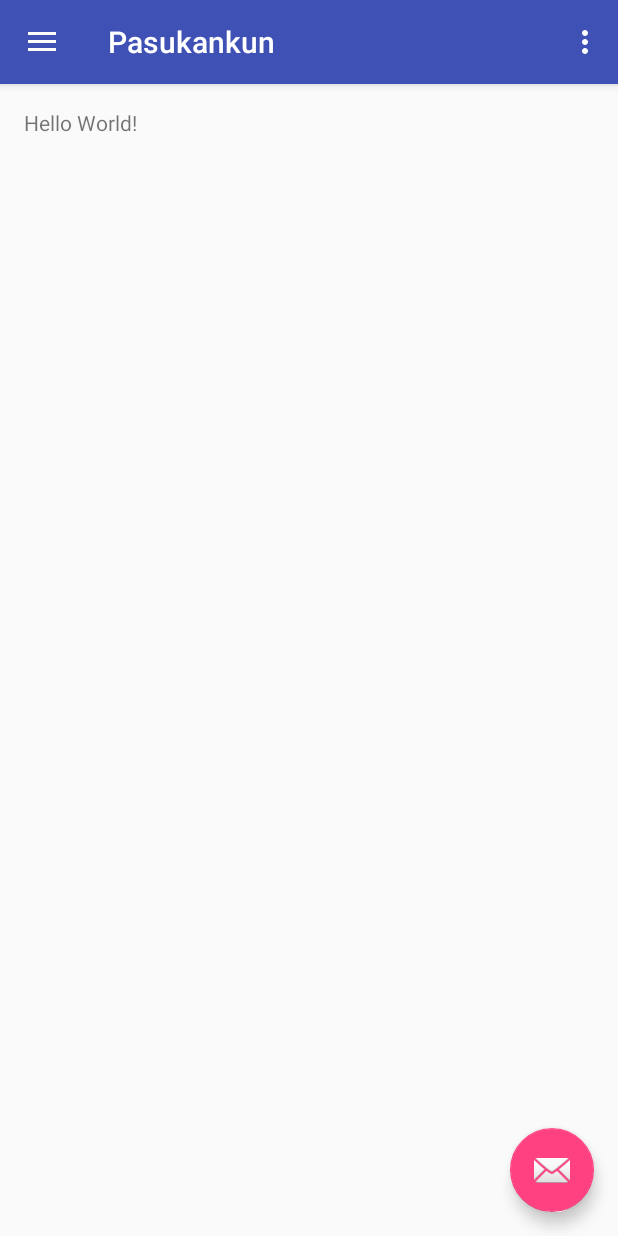
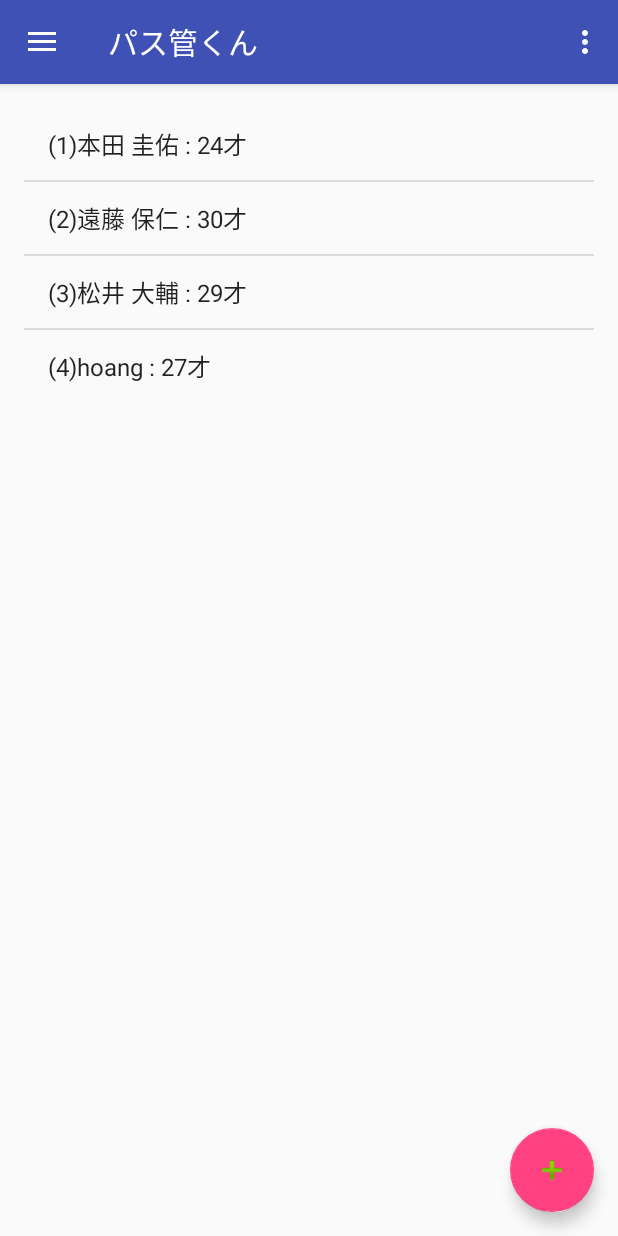
Before and after one commit to jambolun/Pasukankun, an Android app: the screen it shows after launch (MainActivity), on a phone screen of 412 x 824 dp. Run offline under Robolectric (Android 15) with nearby library versions, the phone set to English and light mode, and no system bars.

Commit message:
データベース書き込みok

```diff
--- a/app/src/main/AndroidManifest.xml
+++ b/app/src/main/AndroidManifest.xml
@@ -18,6 +18,7 @@
                 <category android:name="android.intent.category.LAUNCHER" />
             </intent-filter>
         </activity>
+        <activity android:name=".DetailActivity"></activity>
     </application>
 
 </manifest>
--- a/app/src/main/java/com/dinhhoang/pasukankun/MainActivity.java
+++ b/app/src/main/java/com/dinhhoang/pasukankun/MainActivity.java
@@ -1,8 +1,15 @@
 package com.dinhhoang.pasukankun;
 
+import android.content.Intent;
+import android.support.v4.app.Fragment;
+import android.support.v4.app.FragmentActivity;
+import android.support.v4.app.FragmentTransaction;
+import android.database.Cursor;
+import android.database.sqlite.SQLiteDatabase;
 import android.os.Bundle;
 import android.support.design.widget.FloatingActionButton;
 import android.support.design.widget.Snackbar;
+import android.support.v4.app.FragmentTransaction;
 import android.view.View;
 import android.support.design.widget.NavigationView;
 import android.support.v4.view.GravityCompat;
@@ -12,9 +19,20 @@ import android.support.v7.app.AppCompatActivity;
 import android.support.v7.widget.Toolbar;
 import android.view.Menu;
 import android.view.MenuItem;
+import android.widget.AdapterView;
+import android.widget.ArrayAdapter;
+import android.widget.ListAdapter;
+import android.widget.ListView;
+import android.widget.SimpleCursorAdapter;
+import android.widget.Toast;
+
+import java.util.ArrayList;
+import java.util.List;
 
 public class MainActivity extends AppCompatActivity
         implements NavigationView.OnNavigationItemSelectedListener {
+
+    ListView listAcc;
 
     @Override
     protected void onCreate(Bundle savedInstanceState) {
@@ -29,6 +47,7 @@ public class MainActivity extends AppCompatActivity
             public void onClick(View view) {
                 Snackbar.make(view, "Replace with your own action", Snackbar.LENGTH_LONG)
                         .setAction("Action", null).show();
+                addNewAcc();
             }
         });
 
@@ -40,6 +59,118 @@ public class MainActivity extends AppCompatActivity
 
         NavigationView navigationView = (NavigationView) findViewById(R.id.nav_view);
         navigationView.setNavigationItemSelectedListener(this);
+
+        /*my sql*/
+
+
+        setViews();
+        showListView();
+
+
+    }
+
+    private void addNewAcc() {
+        // インテントのインスタンス生成
+        Intent intent = new Intent(MainActivity.this, DetailActivity.class);
+        // 次画面のアクティビティ起動
+        startActivity(intent);
+        //db.execSQL("insert into person_table(name,age) values ('本田 圭佑', 24);");
+    }
+
+    private void setViews() {
+        listAcc = (ListView) findViewById(R.id.listView);
+    }
+
+    private void showListView() {
+        List<String> members = new ArrayList<String>();
+
+        PersonOpenHelper helper = new PersonOpenHelper(this);
+        SQLiteDatabase db = helper.getReadableDatabase();
+/*
+        Cursor c = db.query("person_table", new String[] { "name", "age" },
+                null, null, null, null, null);
+*/
+        Cursor c = db.rawQuery("select _id, name, age from person_table", null);
+        boolean isEof = c.moveToFirst();
+        while (isEof) {
+            //String test = String.format("%s : %d才", c.getString(0), c.getInt(1));
+            String test = String.format("(%d)%s : %d才", c.getInt(0), c.getString(1), c.getInt(2));
+            isEof = c.moveToNext();
+            members.add(test);
+        }
+        c.close();
+
+        db.close();
+
+        ArrayAdapter<String> adapter = new ArrayAdapter<String>(this,
+                android.R.layout.simple_list_item_1, members);
+        listAcc.setAdapter(adapter);
+        listAcc.setOnItemClickListener(new AdapterView.OnItemClickListener() {
+
+            @Override
+            public void onItemClick(AdapterView<?> parent, View view,
+                                    int position, long id) {
+
+                int itemPosition = position;
+
+                String itemValue = (String) listAcc.getItemAtPosition(position);
+
+                Toast.makeText(getApplicationContext(),
+                        "Position :" + itemPosition + "  ListItem : " + itemValue, Toast.LENGTH_LONG)
+                        .show();
+            }
+        });
+        //Toast.makeText(MainActivity.this, "listviewが更新された", Toast.LENGTH_SHORT).show();
+
+    }
+
+    private void showListView2() {
+
+        PersonOpenHelper helper = new PersonOpenHelper(this);
+        SQLiteDatabase db = helper.getReadableDatabase();
+
+        //Cursor c = db.query("person_table", new String[] {"_id","name","age"}, null, null, null, null, null);
+        Cursor c = db.rawQuery("select rowid as _id, name, age from person_table", null);
+        startManagingCursor(c);
+
+        ListAdapter adapter = new SimpleCursorAdapter(this,
+                android.R.layout.simple_list_item_2, c,
+                new String[]{"name", "age"},
+                new int[]{android.R.id.text1, android.R.id.text2});
+
+
+        listAcc.setAdapter(adapter);
+        listAcc.setOnItemClickListener(new AdapterView.OnItemClickListener() {
+
+            @Override
+            public void onItemClick(AdapterView<?> parent, View view,
+                                    int position, long id) {
+
+
+                int itemPosition = position;
+
+                String itemValue = "@@@";// (String) listAcc.getItemAtPosition(position);
+                //String[]  itemValue    = (String[]) listAcc.getItemAtPosition(position);
+
+                Toast.makeText(getApplicationContext(),
+                        "Position :" + itemPosition + "  ListItem : " + itemValue, Toast.LENGTH_LONG)
+                        .show();
+
+            }
+        });
+        /*
+        c.close();
+
+        db.close();
+        */
+    }
+
+
+    @Override
+    protected void onResume() {
+        super.onResume();
+        showListView();
+
     }
 
     @Override
@@ -59,6 +190,7 @@ public class MainActivity extends AppCompatActivity
         return true;
     }
 
+
     @Override
     public boolean onOptionsItemSelected(MenuItem item) {
         // Handle action bar item clicks here. The action bar will
@@ -69,8 +201,10 @@ public class MainActivity extends AppCompatActivity
         //noinspection SimplifiableIfStatement
         if (id == R.id.action_settings) {
             return true;
+        } else if (id == R.id.action_reload) {
+            showListView();
+            return true;
         }
-
         return super.onOptionsItemSelected(item);
     }
 
@@ -80,17 +214,13 @@ public class MainActivity extends AppCompatActivity
         // Handle navigation view item clicks here.
         int id = item.getItemId();
 
-        if (id == R.id.nav_camera) {
-            // Handle the camera action
-        } else if (id == R.id.nav_gallery) {
+        if (id == R.id.nav_add) {
+            addNewAcc();
+        } else if (id == R.id.nav_import) {
 
-        } else if (id == R.id.nav_slideshow) {
+        } else if (id == R.id.nav_export) {
 
         } else if (id == R.id.nav_manage) {
-
-        } else if (id == R.id.nav_share) {
-
-        } else if (id == R.id.nav_send) {
 
         }
 
@@ -98,4 +228,5 @@ public class MainActivity extends AppCompatActivity
         drawer.closeDrawer(GravityCompat.START);
         return true;
     }
+
 }
--- /dev/null
+++ b/app/src/main/java/com/dinhhoang/pasukankun/PersonOpenHelper.java
@@ -0,0 +1,77 @@
+package com.dinhhoang.pasukankun;
+
+/**
+ * Created by dinhhoang on 2016/07/22.
+ */
+
+import android.content.Context;
+import android.database.Cursor;
+import android.database.sqlite.SQLiteDatabase;
+import android.database.sqlite.SQLiteOpenHelper;
+import android.database.sqlite.SQLiteStatement;
+import android.util.Log;
+
+public class PersonOpenHelper extends SQLiteOpenHelper {
+    final static private int DB_VERSION = 1;
+
+    public PersonOpenHelper(Context context) {
+        //super(context, null, null, DB_VERSION);
+        super(context, "NameAgeDB", null, DB_VERSION);
+    }
+
+    @Override
+    public void onCreate(SQLiteDatabase db) {
+        // table create
+        db.execSQL(
+                "create table person_table(" +
+                        "_id integer primary key autoincrement," +
+                        "   name text not null," +
+                        "   age text" +
+                        ");"
+        );
+
+        // table row insert
+        db.execSQL("insert into person_table(name,age) values ('本田 圭佑', 24);");
+        db.execSQL("insert into person_table(name,age) values ('遠藤 保仁', 30);");
+        db.execSQL("insert into person_table(name,age) values ('松井 大輔', 29);");
+        db.execSQL("insert into person_table(name,age) values ('hoang', 27);");
+    }
+
+    @Override
+    public void onUpgrade(SQLiteDatabase db, int oldVersion, int newVersion) {
+        Log.v("LogSample", String.format(
+                "onUpgrade: oldVersion=%d,newVersion=%d", oldVersion,
+                newVersion));
+        db.beginTransaction();
+        try {
+            db.execSQL(
+                    "create table player_table(" +
+                            "   name text not null," +
+                            "   age text," +
+                            "   team text default '無所属'" +
+                            ");"
+            );
+
+            SQLiteStatement stmt = db
+                    .compileStatement("insert into player_table(name,age) values (?, ?);");
+            Cursor c = db.query("person_table", new String[]{"name", "age"},
+                    null, null, null, null, null);
+
+            boolean isEof = c.moveToFirst();
+            while (isEof) {
+                stmt.bindString(1, c.getString(0));
+                stmt.bindLong(2, c.getInt(1));
+                stmt.execute();
+                isEof = c.moveToNext();
+            }
+            c.close();
+            db.execSQL("drop table person_table;");
+
+            db.setTransactionSuccessful();
+        } finally {
+            db.endTransaction();
+        }
+    }
+
+
+}
--- a/app/src/main/res/layout/app_bar_main.xml
+++ b/app/src/main/res/layout/app_bar_main.xml
@@ -29,6 +29,6 @@
         android:layout_height="wrap_content"
         android:layout_gravity="bottom|end"
         android:layout_margin="@dimen/fab_margin"
-        android:src="@android:drawable/ic_dialog_email" />
+        android:src="@android:drawable/ic_input_add" />
 
 </android.support.design.widget.CoordinatorLayout>
--- a/app/src/main/res/layout/content_main.xml
+++ b/app/src/main/res/layout/content_main.xml
@@ -2,6 +2,7 @@
 <RelativeLayout xmlns:android="http://schemas.android.com/apk/res/android"
     xmlns:app="http://schemas.android.com/apk/res-auto"
     xmlns:tools="http://schemas.android.com/tools"
+    android:id="@+id/relativeLayout1"
     android:layout_width="match_parent"
     android:layout_height="match_parent"
     android:paddingBottom="@dimen/activity_vertical_margin"
@@ -12,8 +13,13 @@
     tools:context="com.dinhhoang.pasukankun.MainActivity"
     tools:showIn="@layout/app_bar_main">
 
-    <TextView
+
+    <ListView
+        android:id="@+id/listView"
         android:layout_width="wrap_content"
         android:layout_height="wrap_content"
-        android:text="Hello World!" />
+        android:layout_alignParentLeft="true"
+        android:layout_alignParentStart="true"
+        android:layout_below="@+id/btnAdd" />
+
 </RelativeLayout>
--- a/app/src/main/res/menu/activity_main_drawer.xml
+++ b/app/src/main/res/menu/activity_main_drawer.xml
@@ -3,23 +3,23 @@
 
     <group android:checkableBehavior="single">
         <item
-            android:id="@+id/nav_camera"
-            android:icon="@drawable/ic_menu_camera"
-            android:title="Import" />
+            android:id="@+id/nav_add"
+            android:icon="@drawable/ic_menu_add"
+            android:title="@string/menu_add_acc" />
         <item
-            android:id="@+id/nav_gallery"
-            android:icon="@drawable/ic_menu_gallery"
-            android:title="Gallery" />
+            android:id="@+id/nav_import"
+            android:icon="@drawable/ic_menu_import"
+            android:title="@string/menu_import" />
         <item
-            android:id="@+id/nav_slideshow"
-            android:icon="@drawable/ic_menu_slideshow"
-            android:title="Slideshow" />
+            android:id="@+id/nav_export"
+            android:icon="@drawable/ic_menu_export"
+            android:title="@string/menu_export" />
         <item
             android:id="@+id/nav_manage"
             android:icon="@drawable/ic_menu_manage"
-            android:title="Tools" />
+            android:title="@string/action_settings" />
     </group>
-
+    <!--
         <item android:title="Communicate">
             <menu>
                 <item
@@ -32,5 +32,5 @@
                     android:title="Send" />
             </menu>
         </item>
-
+    -->
 </menu>
--- a/app/src/main/res/menu/main.xml
+++ b/app/src/main/res/menu/main.xml
@@ -6,4 +6,9 @@
         android:orderInCategory="100"
         android:title="@string/action_settings"
         app:showAsAction="never" />
+    <item
+        android:id="@+id/action_reload"
+        android:orderInCategory="100"
+        android:title="@string/memu_refresh"
+        app:showAsAction="never" />
 </menu>
--- a/app/src/main/res/values/drawables.xml
+++ b/app/src/main/res/values/drawables.xml
@@ -5,4 +5,5 @@
     <item name="ic_menu_manage" type="drawable">@android:drawable/ic_menu_manage</item>
     <item name="ic_menu_share" type="drawable">@android:drawable/ic_menu_share</item>
     <item name="ic_menu_send" type="drawable">@android:drawable/ic_menu_send</item>
+    <item name="ic_menu_add" type="drawable">@android:drawable/ic_menu_add</item>
 </resources>
--- a/app/src/main/res/values/strings.xml
+++ b/app/src/main/res/values/strings.xml
@@ -1,8 +1,16 @@
 <resources>
-    <string name="app_name">Pasukankun</string>
+    <string name="app_name">パス管くん</string>
 
-    <string name="navigation_drawer_open">Open navigation drawer</string>
-    <string name="navigation_drawer_close">Close navigation drawer</string>
+    <string name="navigation_drawer_open">メニューを開く</string>
+    <string name="navigation_drawer_close">メニューを閉じる</string>
 
-    <string name="action_settings">Settings</string>
+    <string name="action_settings">設定</string>
+    <string name="menu_import">CSVファイルから読み込み</string>
+    <string name="menu_export">CSVファイルに書き出し</string>
+    <string name="menu_add_acc">アカウント情報を追加</string>
+    <string name="memu_refresh">更新</string>
+    <string name="action_delete">削除</string>
+    <string name="action_update">更新</string>
+    <string name="action_delete_all">すべて削除</string>
+    <string name="action_add_acc">登録</string>
 </resources>
```
Also changed, not shown: app/src/main/java/com/dinhhoang/pasukankun/DetailActivity.java (added, +93 -0 lines), app/src/main/res/layout/activity_detail.xml (added, +107 -0 lines), app/src/main/res/drawable/ic_menu_export.png (added), app/src/main/res/drawable/ic_menu_import.png (added), 1 other file. Lines whose indentation alone changed are shown as unchanged.
